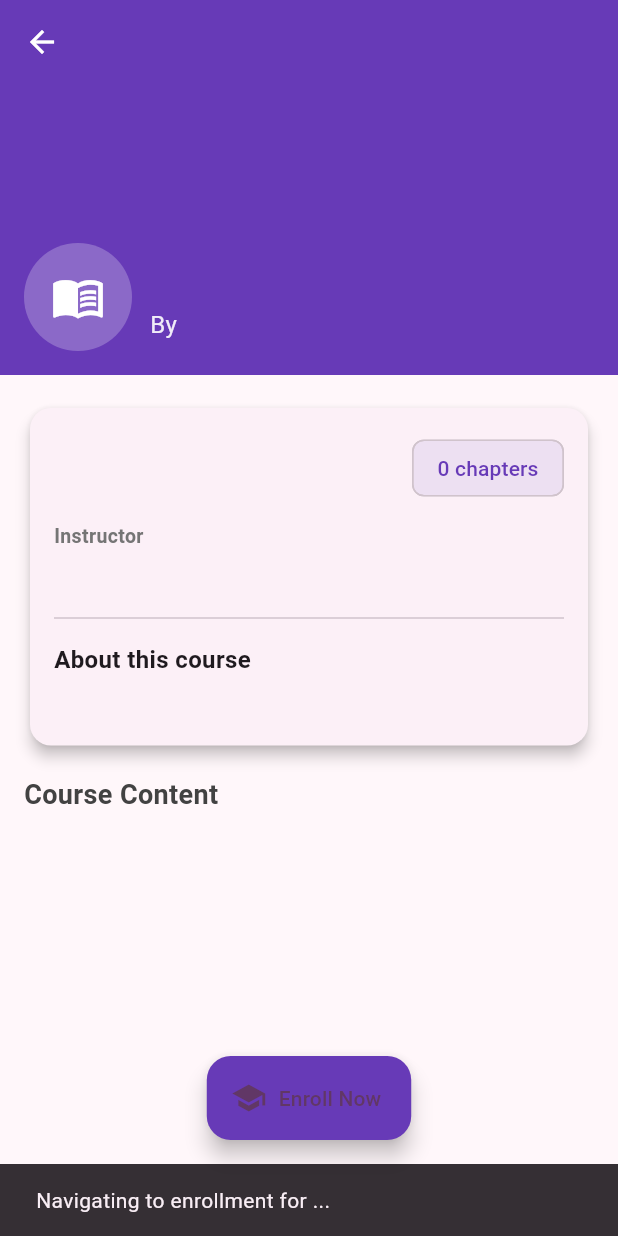
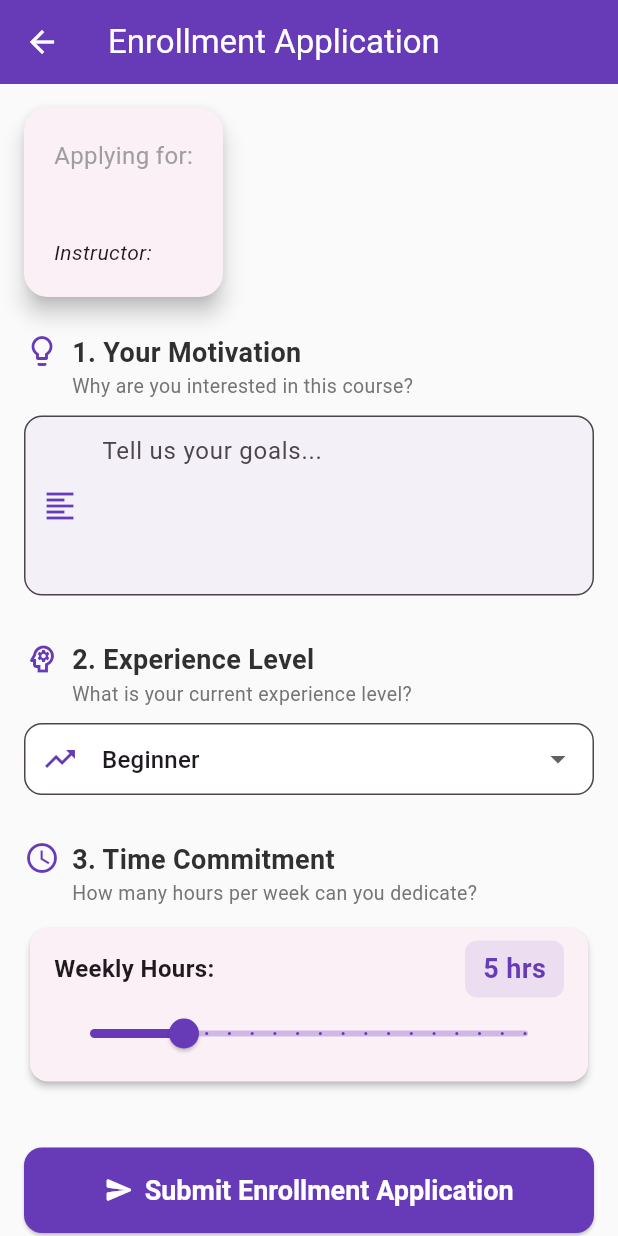
Before and after one commit to OtiliaTorgby/EduXcel, a Flutter app: the DetailsPage screen opened directly with empty values, after a tap on "Enroll Now", on a phone screen of 412 x 824 dp. Run offline on Flutter 3.47's test engine with Material 3 defaults, Android fonts, the light colour scheme and no system bars; our stand-ins replace cloud_firestore, firebase_auth, firebase_core, flutter_dotenv, google_sign_in; accounts and stored records are empty; network calls fail.

Commit message:
Add enrollment form and unify Course model usage
Introduced enrollment_form_page.dart for course enrollment applications and added a shared Course model in models/course.dart. Updated details, home, continue_learning, and program_list_screen to use the unified Course model and improved navigation and UI consistency for student features.

```diff
--- /dev/null
+++ b/lib/enrollment_form_page.dart
@@ -0,0 +1,293 @@
+// Save this file as 'enrollment_form_page.dart'
+
+import 'package:flutter/material.dart';
+import 'package:cloud_firestore/cloud_firestore.dart';
+import 'package:firebase_auth/firebase_auth.dart';
+import 'models/course.dart';
+
+
+class EnrollmentFormPage extends StatefulWidget {
+  final Course course;
+  const EnrollmentFormPage({super.key, required this.course});
+
+  @override
+  State<EnrollmentFormPage> createState() => _EnrollmentFormPageState();
+}
+
+class _EnrollmentFormPageState extends State<EnrollmentFormPage> {
+  final _formKey = GlobalKey<FormState>();
+  String _motivation = '';
+  String _currentLevel = 'Beginner';
+  double _timeCommitmentHours = 5.0;
+
+  static const Color primary = Color(0xFF673AB7);
+  static const List<String> _levelOptions = ['Beginner', 'Intermediate', 'Professional'];
+
+  // --- Utility Function for Enhanced Input Decoration ---
+  InputDecoration _getInputDecoration(String hint, IconData icon) {
+    return InputDecoration(
+      hintText: hint,
+      prefixIcon: Icon(icon, color: primary),
+      border: OutlineInputBorder(
+        borderRadius: BorderRadius.circular(12),
+        borderSide: const BorderSide(color: Colors.grey, width: 1.0),
+      ),
+      focusedBorder: OutlineInputBorder(
+        borderRadius: BorderRadius.circular(12),
+        borderSide: const BorderSide(color: primary, width: 2.0),
+      ),
+      fillColor: primary.withOpacity(0.05), // Subtle fill color
+      filled: true,
+      contentPadding: const EdgeInsets.symmetric(horizontal: 16, vertical: 12),
+    );
+  }
+
+  // --- Submission Logic (Unchanged from your last version) ---
+  void _submitForm() async {
+    if (_formKey.currentState!.validate()) {
+      _formKey.currentState!.save();
+
+      final userId = FirebaseAuth.instance.currentUser?.uid;
+
+      if (userId == null) {
+        ScaffoldMessenger.of(context).showSnackBar(
+          const SnackBar(content: Text('Error: User not logged in.')),
+        );
+        return;
+      }
+
+      final enrollmentData = {
+        'timestamp': FieldValue.serverTimestamp(),
+        'courseId': widget.course.title.replaceAll(' ', '_').toLowerCase(),
+        'motivation': _motivation,
+        'currentLevel': _currentLevel,
+        'timeCommitmentHours': _timeCommitmentHours.toInt(),
+        'status': 'Pending Approval',
+      };
+
+      try {
+        final docRef = FirebaseFirestore.instance
+            .collection('artifacts')
+            .doc('eduxcel')
+            .collection('users')
+            .doc(userId)
+            .collection('coursesEnrolled')
+            .doc(widget.course.title.replaceAll(' ', '_').toLowerCase());
+
+        await docRef.set(enrollmentData);
+
+        ScaffoldMessenger.of(context).showSnackBar(
+          SnackBar(
+            content: Text('Enrollment application for ${widget.course.title} submitted!'),
+            backgroundColor: primary,
+          ),
+        );
+
+        print('✅ Firestore Document written successfully.');
+        print('Path: artifacts/eduxcel/users/$userId/coursesEnrolled/${widget.course.title.replaceAll(' ', '_').toLowerCase()}');
+
+        Navigator.of(context).pop();
+
+      } catch (e) {
+        print('❌ Firestore Error during enrollment: $e');
+        ScaffoldMessenger.of(context).showSnackBar(
+          SnackBar(content: Text('Failed to submit enrollment: $e')),
+        );
+      }
+    }
+  }
+
+  // ------------------------------------------------
+  // 🎯 ENHANCED BUILD METHOD
+  // ------------------------------------------------
+  @override
+  Widget build(BuildContext context) {
+    return Scaffold(
+      appBar: AppBar(
+        title: const Text('Enrollment Application'),
+        backgroundColor: primary,
+        foregroundColor: Colors.white,
+      ),
+      // Added a subtle background color for depth
+      body: Container(
+        color: Colors.grey[50],
+        child: SingleChildScrollView(
+          padding: const EdgeInsets.all(16.0),
+          child: Form(
+            key: _formKey,
+            child: Column(
+              crossAxisAlignment: CrossAxisAlignment.start,
+              children: <Widget>[
+
+                // --- Course Info Card (Elevated Visual) ---
+                Card(
+                  elevation: 6,
+                  shape: RoundedRectangleBorder(borderRadius: BorderRadius.circular(16)),
+                  margin: const EdgeInsets.only(bottom: 24),
+                  child: Padding(
+                    padding: const EdgeInsets.all(20.0),
+                    child: Column(
+                      crossAxisAlignment: CrossAxisAlignment.start,
+                      children: [
+                        const Text('Applying for:', style: TextStyle(fontSize: 16, color: Colors.grey)),
+                        const SizedBox(height: 4),
+                        Text(
+                          widget.course.title,
+                          style: const TextStyle(fontSize: 22, fontWeight: FontWeight.bold, color: primary),
+                          maxLines: 2,
+                          overflow: TextOverflow.ellipsis,
+                        ),
+                        const SizedBox(height: 8),
+                        Text(
+                          'Instructor: ${widget.course.instructor}',
+                          style: const TextStyle(fontSize: 14, fontStyle: FontStyle.italic),
+                        ),
+                      ],
+                    ),
+                  ),
+                ),
+
+                // --- Section 1: Motivation (Why enroll?) ---
+                _buildSectionHeader(
+                  title: '1. Your Motivation',
+                  subtitle: 'Why are you interested in this course?',
+                  icon: Icons.lightbulb_outline,
+                ),
+                TextFormField(
+                  decoration: _getInputDecoration('Tell us your goals...', Icons.format_align_left),
+                  maxLines: 4,
+                  validator: (value) => (value == null || value.isEmpty) ? 'Please state your motivation for enrolling.' : null,
+                  onSaved: (value) => _motivation = value!,
+                ),
+                const SizedBox(height: 30),
+
+                // --- Section 2: Current Level ---
+                _buildSectionHeader(
+                  title: '2. Experience Level',
+                  subtitle: 'What is your current experience level?',
+                  icon: Icons.psychology_outlined,
+                ),
+                DropdownButtonFormField<String>(
+                  decoration: _getInputDecoration('', Icons.trending_up).copyWith(
+                    fillColor: Colors.white, // White fill for dropdown clarity
+                    filled: true,
+                  ),
+                  value: _currentLevel,
+                  items: _levelOptions.map((level) => DropdownMenuItem<String>(value: level, child: Text(level))).toList(),
+                  onChanged: (newValue) => setState(() => _currentLevel = newValue!),
+                  onSaved: (value) => _currentLevel = value!,
+                ),
+                const SizedBox(height: 30),
+
+                // --- Section 3: Time Commitment ---
+                _buildSectionHeader(
+                  title: '3. Time Commitment',
+                  subtitle: 'How many hours per week can you dedicate?',
+                  icon: Icons.schedule,
+                ),
+                // Slider Section within a Card for better visual grouping
+                Card(
+                  elevation: 2,
+                  shape: RoundedRectangleBorder(borderRadius: BorderRadius.circular(12)),
+                  child: Padding(
+                    padding: const EdgeInsets.symmetric(horizontal: 16, vertical: 8),
+                    child: Column(
+                      children: [
+                        Row(
+                          mainAxisAlignment: MainAxisAlignment.spaceBetween,
+                          children: [
+                            const Text(
+                              'Weekly Hours:',
+                              style: TextStyle(fontSize: 16, fontWeight: FontWeight.w600),
+                            ),
+                            // Current hours display
+                            Container(
+                              padding: const EdgeInsets.symmetric(horizontal: 12, vertical: 6),
+                              decoration: BoxDecoration(
+                                color: primary.withOpacity(0.1),
+                                borderRadius: BorderRadius.circular(8),
+                              ),
+                              child: Text(
+                                '${_timeCommitmentHours.toInt()} hrs',
+                                style: TextStyle(fontSize: 18, fontWeight: FontWeight.bold, color: primary),
+                              ),
+                            ),
+                          ],
+                        ),
+                        Slider(
+                          value: _timeCommitmentHours,
+                          min: 1,
+                          max: 20,
+                          divisions: 19,
+                          onChanged: (value) => setState(() => _timeCommitmentHours = value),
+                          activeColor: primary,
+                          inactiveColor: primary.withOpacity(0.3),
+                        ),
+                      ],
+                    ),
+                  ),
+                ),
+                const SizedBox(height: 40),
+
+                // --- Submit Button ---
+                Center(
+                  child: SizedBox(
+                    width: double.infinity, // Full width button
+                    child: ElevatedButton.icon(
+                      onPressed: _submitForm,
+                      icon: const Icon(Icons.send_rounded, size: 20),
+                      label: const Text('Submit Enrollment Application'),
+                      style: ElevatedButton.styleFrom(
+                        foregroundColor: Colors.white,
+                        backgroundColor: primary,
+                        padding: const EdgeInsets.symmetric(vertical: 18),
+                        shape: RoundedRectangleBorder(
+                          borderRadius: BorderRadius.circular(12),
+                        ),
+                        textStyle: const TextStyle(fontSize: 18, fontWeight: FontWeight.bold),
+                      ),
+                    ),
+                  ),
+                ),
+              ],
+            ),
+          ),
+        ),
+      ),
+    );
+  }
+
+  // --- Helper Widget for Section Headers ---
+  Widget _buildSectionHeader({required String title, required String subtitle, required IconData icon}) {
+    return Padding(
+      padding: const EdgeInsets.only(bottom: 10),
+      child: Row(
+        crossAxisAlignment: CrossAxisAlignment.start,
+        children: [
+          Icon(icon, color: primary, size: 24),
+          const SizedBox(width: 8),
+          Column(
+            crossAxisAlignment: CrossAxisAlignment.start,
+            children: [
+              Text(
+                title,
+                style: const TextStyle(
+                  fontSize: 18,
+                  fontWeight: FontWeight.w700,
+                  color: Color(0xFF303030),
+                ),
+              ),
+              Text(
+                subtitle,
+                style: TextStyle(
+                  fontSize: 13,
+                  color: Colors.grey[600],
+                ),
+              ),
+            ],
+          ),
+        ],
+      ),
+    );
+  }
+}
--- /dev/null
+++ b/lib/models/course.dart
@@ -0,0 +1,13 @@
+class Course {
+  final String title;
+  final String description;
+  final int chapters;
+  final String instructor;
+
+  Course({
+    required this.title,
+    required this.description,
+    required this.chapters,
+    required this.instructor,
+  });
+}
--- a/lib/screens/details.dart
+++ b/lib/screens/details.dart
@@ -1,25 +1,12 @@
 import 'package:flutter/material.dart';
+import 'package:eduxcel/enrollment_form_page.dart';
+import 'package:eduxcel/models/course.dart';
 
-// Assuming you have a unified Course model
-// import 'package:eduxcel/models/course.dart'; // Adjust path if needed
-// Or keep it locally if this is a standalone example:
-class Course {
-  final String title;
-  final String description;
-  final int chapters;
-  final String instructor;
 
-  Course({
-    required this.title,
-    required this.description,
-    required this.chapters,
-    required this.instructor,
-  });
-}
 
-// Assuming enrollment_form_page.dart contains the EnrollmentFormPage widget
-// import '../enrollment_form_page.dart'; // Uncomment and adjust path for actual navigation
-
+// ---------------------------------------------
+// 3. DetailsPage Widget
+// ---------------------------------------------
 class DetailsPage extends StatelessWidget {
   final Course course;
 
@@ -86,19 +73,14 @@ class DetailsPage extends StatelessWidget {
   @override
   Widget build(BuildContext context) {
     return Scaffold(
-      // Move "Enroll Now" to a Floating Action Button
+      // --- Floating Action Button (Enroll Now) ---
       floatingActionButton: FloatingActionButton.extended(
         onPressed: () {
-          // ⚠️ Uncomment and use actual EnrollmentFormPage for navigation
-          /*
+          // ✅ Navigation to EnrollmentFormPage is UNCOMMENTED
           Navigator.of(context).push(
             MaterialPageRoute(
               builder: (context) => EnrollmentFormPage(course: course),
             ),
-          );
-          */
-          ScaffoldMessenger.of(context).showSnackBar(
-            SnackBar(content: Text('Navigating to enrollment for ${course.title}...')),
           );
         },
         backgroundColor: primary,
@@ -109,6 +91,7 @@ class DetailsPage extends StatelessWidget {
 
       body: CustomScrollView(
         slivers: [
+          // --- SliverAppBar (Collapsing Header) ---
           SliverAppBar(
             pinned: true,
             expandedHeight: 250, // More space for the expanded header
--- a/lib/screens/students/continue_learning.dart
+++ b/lib/screens/students/continue_learning.dart
@@ -3,6 +3,7 @@ import 'dart:math';
 import 'package:flutter/material.dart';
 import 'package:flutter/services.dart' show rootBundle;
 import '/screens/details.dart'; // <-- where DetailsPage & Course are
+import 'package:eduxcel/models/course.dart';
 
 class ContinueLearningPage extends StatefulWidget {
   const ContinueLearningPage({super.key});
--- a/lib/screens/students/program_list_screen.dart
+++ b/lib/screens/students/program_list_screen.dart
@@ -2,6 +2,7 @@ import 'dart:convert';
 import 'package:flutter/material.dart';
 import 'package:flutter/services.dart';
 import '../details.dart';
+import 'package:eduxcel/models/course.dart';
 
 class ProgramListScreen extends StatefulWidget {
   const ProgramListScreen({super.key});
```
Also changed, not shown: lib/screens/home_page.dart (+54 -85 lines).
